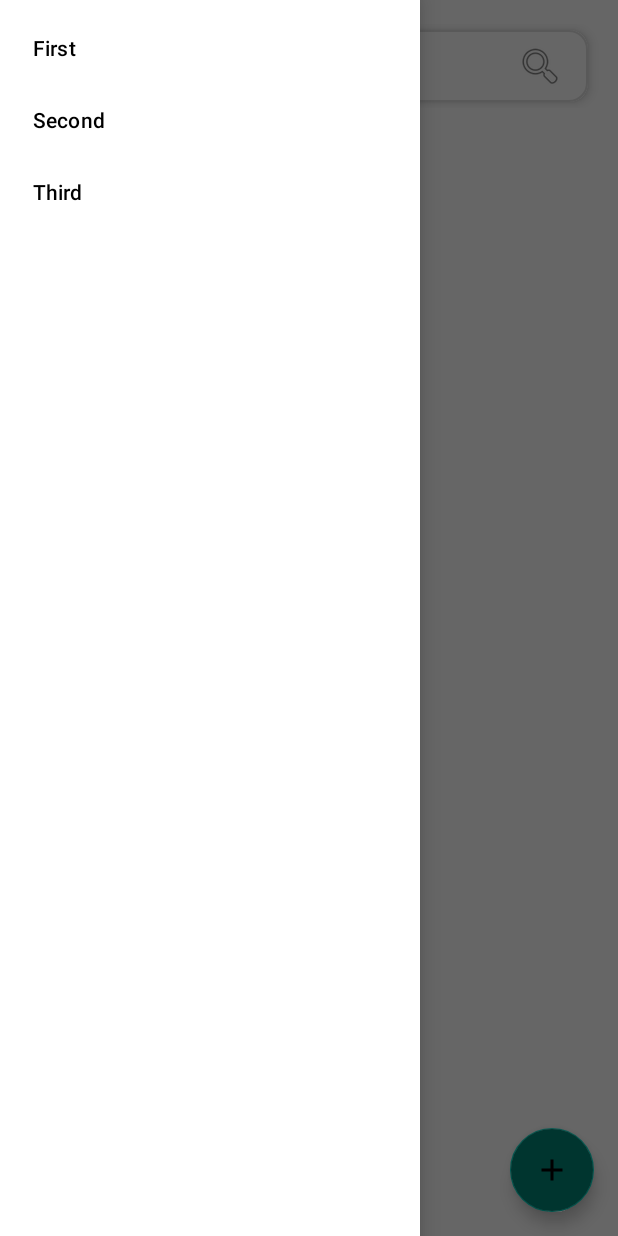
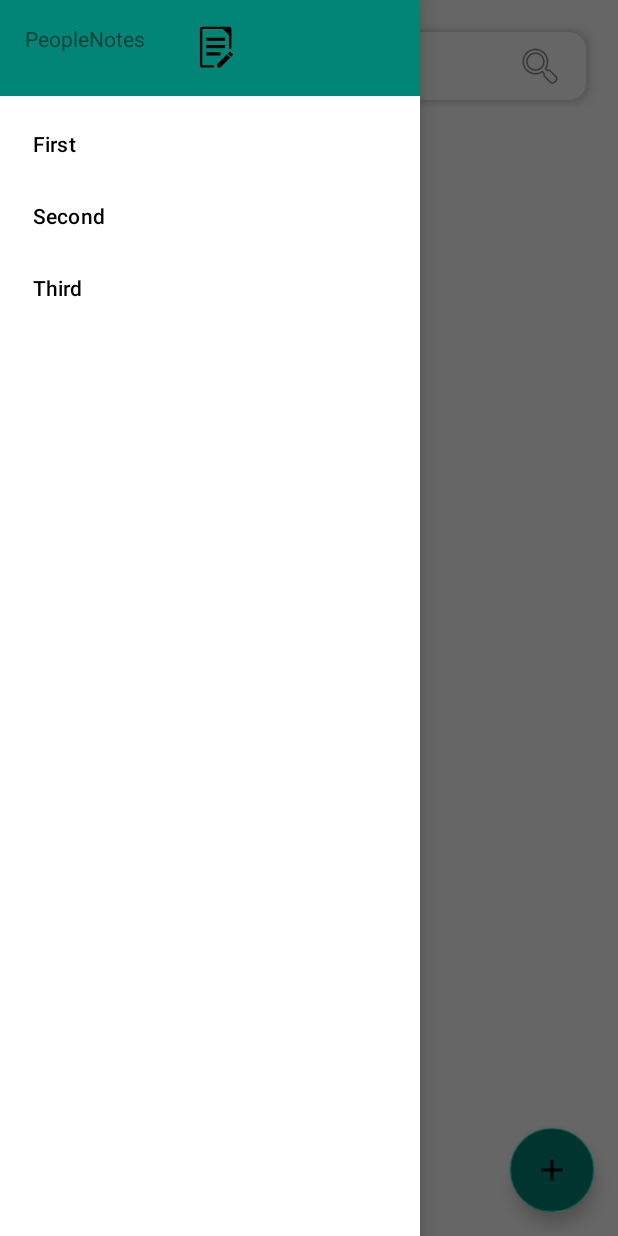
Before and after one commit to ajsnarr98/LinkNotes, an Android app: the screen it shows after launch (SearchActivity), with the side drawer open, on a phone screen of 412 x 824 dp. Run offline under Robolectric (Android 15) with nearby library versions, the phone set to English and light mode, and no system bars; our stand-ins replace Firebase (no records; nobody signed in at launch, a user with empty details on screens opened directly), Timber; libraries missing offline, so code that uses them is left out: me.xdrop.fuzzywuzzy.

Commit message:
added navigation drawer + header

```diff
--- /dev/null
+++ b/app/src/main/res/drawable/ic_note.xml
@@ -0,0 +1,30 @@
+<vector xmlns:android="http://schemas.android.com/apk/res/android"
+    android:width="100dp"
+    android:height="100dp"
+    android:viewportWidth="90"
+    android:viewportHeight="90">
+  <path
+      android:pathData="M41.4052,79.4295H18.4693c-0.7728,0 -1.3993,-0.719 -1.3993,-1.606V8.7673c0,-0.887 0.6265,-1.606 1.3993,-1.606h40.743L71.6399,19.5323v26.7128"
+      android:strokeLineJoin="round"
+      android:strokeWidth="4.42459"
+      android:fillColor="#00000000"
+      android:strokeColor="#000000"/>
+  <path
+      android:pathData="M26.6105,39.392h35.477v5.8994h-35.477z"
+      android:fillColor="#000000"/>
+  <path
+      android:pathData="M26.6105,53.0345h26.5768v5.8994h-26.5768z"
+      android:fillColor="#000000"/>
+  <path
+      android:pathData="M26.6105,25.7495h35.581v5.8994h-35.581z"
+      android:fillColor="#000000"/>
+  <path
+      android:pathData="M76.1383,58.6879c0.639,-0.639 0.639,-1.704 0,-2.3103l-3.8341,-3.8341c-0.6062,-0.639 -1.6713,-0.639 -2.3103,0L66.979,55.5419l6.1444,6.1444L76.1383,58.6879zM47.1203,75.4171v6.1444h6.1444l18.1219,-18.1383l-6.1444,-6.1444L47.1203,75.4171z"
+      android:fillColor="#000000"/>
+  <path
+      android:pathData="M71.6399,19.5747V8.7673c0,-0.887 -0.6265,-1.606 -1.3993,-1.606H59.2418L71.6399,19.5747z"
+      android:strokeLineJoin="round"
+      android:strokeWidth="4.42459"
+      android:fillColor="#000000"
+      android:strokeColor="#000000"/>
+</vector>
--- a/app/src/main/res/layout/activity_search.xml
+++ b/app/src/main/res/layout/activity_search.xml
@@ -105,6 +105,7 @@
         android:layout_height="match_parent"
         android:layout_gravity="start"
         android:fitsSystemWindows="true"
+        app:headerLayout="@layout/view_search_drawer_header"
         app:menu="@menu/menu_search_nav_drawer" />
 
 </androidx.drawerlayout.widget.DrawerLayout>
--- /dev/null
+++ b/app/src/main/res/layout/view_search_drawer_header.xml
@@ -0,0 +1,35 @@
+<?xml version="1.0" encoding="utf-8"?>
+<androidx.constraintlayout.widget.ConstraintLayout xmlns:android="http://schemas.android.com/apk/res/android"
+    xmlns:app="http://schemas.android.com/apk/res-auto"
+    xmlns:tools="http://schemas.android.com/tools"
+    android:id="@+id/nav_header"
+    android:layout_width="match_parent"
+    android:layout_height="wrap_content"
+    android:orientation="vertical"
+    android:background="@color/colorPrimary">
+
+    <TextView
+        android:id="@+id/header_title"
+        android:layout_width="wrap_content"
+        android:layout_height="wrap_content"
+        android:padding="@dimen/base_padding"
+        android:text="@string/app_name"
+        android:gravity="center"
+        app:layout_constraintStart_toStartOf="parent"
+        app:layout_constraintTop_toTopOf="parent"
+        app:layout_constraintEnd_toStartOf="@id/header_icon" />
+
+    <ImageView
+        android:id="@+id/header_icon"
+        android:layout_width="@dimen/icon_deco_size"
+        android:layout_height="@dimen/icon_deco_size"
+        android:contentDescription="@string/note_icon"
+        android:maxWidth="@dimen/icon_deco_size"
+        android:maxHeight="@dimen/icon_deco_size"
+        android:padding="@dimen/base_padding"
+        android:scaleType="fitCenter"
+        app:layout_constraintStart_toEndOf="@id/header_title"
+        app:layout_constraintTop_toTopOf="parent"
+        app:srcCompat="@drawable/ic_note" />
+
+</androidx.constraintlayout.widget.ConstraintLayout>
--- a/app/src/main/res/values/dimens.xml
+++ b/app/src/main/res/values/dimens.xml
@@ -1,5 +1,6 @@
 <resources>
-    <dimen name="activity_horizontal_margin">16dp</dimen>
+    <dimen name="base_padding">16dp</dimen>
+    <dimen name="activity_horizontal_padding">@dimen/base_padding</dimen>
     <dimen name="activity_vertical_margin">16dp</dimen>
     <dimen name="fab_margin">16dp</dimen>
     <dimen name="appbar_padding_top">8dp</dimen>
@@ -7,4 +8,5 @@
     <dimen name="text_margin">16dp</dimen>
 
     <dimen name="search_searchbar_corner_radius">12dp</dimen>
+    <dimen name="icon_deco_size">64dp</dimen>
 </resources>
--- a/app/src/main/res/values/strings.xml
+++ b/app/src/main/res/values/strings.xml
@@ -27,6 +27,7 @@
 
     <!-- Search activity -->
     <string name="search_add_note">Add new note</string>
+    <string name="note_icon">Note Icon</string>
 
     <string name="drawer_open">Open navigation drawer</string>
     <string name="drawer_close">Close navigation drawer</string>
```
Also changed, not shown: 1 other file.
